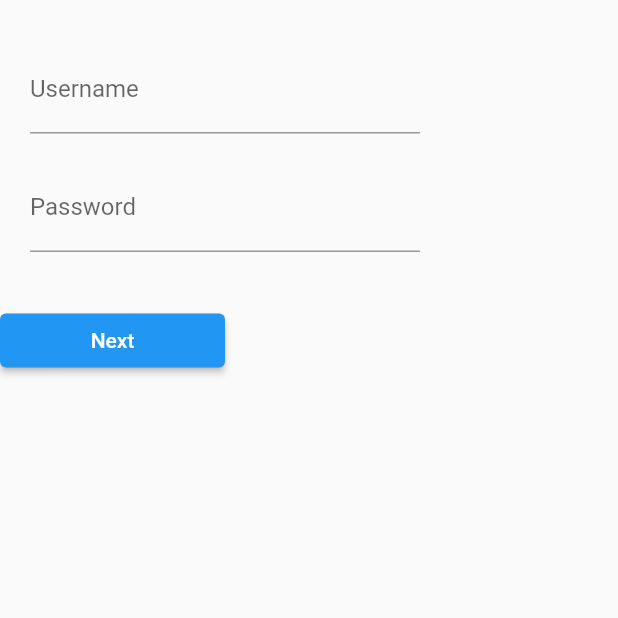
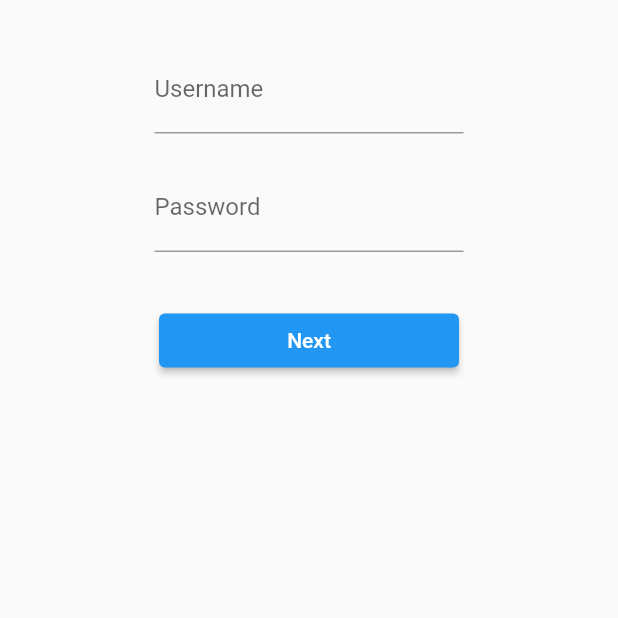
Before and after one commit to nethzsumang/encrypted_notes, a Flutter app: the screen it shows after launch, on a phone screen of 412 x 824 dp, the top half of it. Run offline on Flutter 3.47's test engine with Material 2 defaults, Android fonts, the phone set to English and light mode, and no system bars; our stand-ins replace after_layout, flutter_bloc, flutter_dotenv, flutter_easyloading, flutter_secure_storage, fluttertoast and 1 more; missing offline and left inert: encrypt, password_hash_plus.

Commit message:
fix: login form positioning

```diff
--- a/lib/app/components/index/login_form.dart
+++ b/lib/app/components/index/login_form.dart
@@ -10,15 +10,17 @@ class LoginForm extends StatelessWidget {
 
   @override
   Widget build(BuildContext context) {
+    double width = MediaQuery.of(context).size.width;
+
     return SizedBox(
       height: 300,
-      width: 300,
+      width: width * 0.5,
       child: Column(
           mainAxisAlignment: MainAxisAlignment.start,
           crossAxisAlignment: CrossAxisAlignment.start,
           children: <Widget>[
             Padding(
-              padding: const EdgeInsets.only(left: 20, top: 30, right: 20),
+              padding: const EdgeInsets.only(top: 30),
               child: BlocBuilder<AuthBloc, Map>(
                 builder: (context, credentials) {
                   return TextFormField(
@@ -35,7 +37,7 @@ class LoginForm extends StatelessWidget {
               )
             ),
             Padding(
-              padding: const EdgeInsets.only(left: 20, top: 20, right: 20),
+              padding: const EdgeInsets.only(top: 20),
               child: BlocBuilder<AuthBloc, Map>(
                 builder: (context, credentials) {
                   return TextFormField(
@@ -52,12 +54,15 @@ class LoginForm extends StatelessWidget {
                 },
               )
             ),
+            Row(
+              mainAxisAlignment: MainAxisAlignment.center,
+              children: [
                 Padding(
                     padding: const EdgeInsets.only(top: 35),
                     child: BlocBuilder<AuthBloc, Map>(
                         builder: (context, credentials) {
                           return SizedBox(
-                      width: 150,
+                              width: 200,
                               child: ElevatedButton(
                                 onPressed: () async {
                                   await onLoginFormSubmit(context, credentials);
@@ -67,6 +72,8 @@ class LoginForm extends StatelessWidget {
                           );
                         }
                     )
+                )
+              ],
             )
           ]
       ),
--- a/lib/app/pages/index_page.dart
+++ b/lib/app/pages/index_page.dart
@@ -35,8 +35,13 @@ class IndexPageState extends State<IndexPage> with AfterLayoutMixin<IndexPage> {
 
     return BlocProvider(
       create: (BuildContext context) => AuthBloc(),
-      child: const Scaffold(
-          body: LoginForm()
+      child: Scaffold(
+          body: Row(
+            mainAxisAlignment: MainAxisAlignment.center,
+            children: const [
+              LoginForm()
+            ],
+          )
       )
     );
   }
```
Lines whose indentation alone changed are shown as unchanged.
